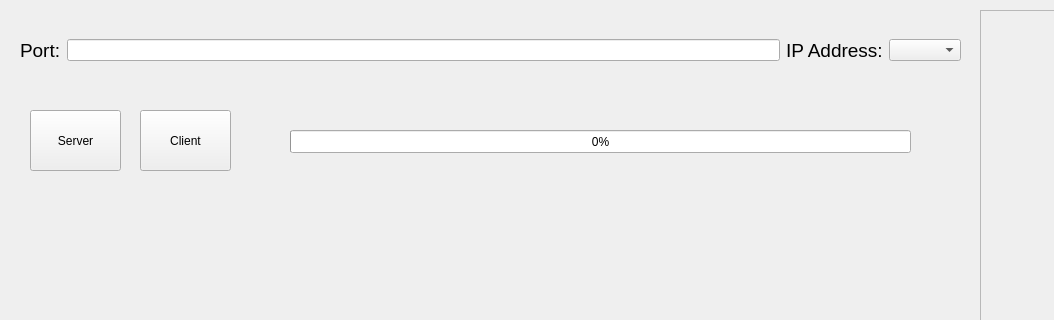
This is testgui.ui in MissSis/file-transmitter as Qt 5 draws it before an edit; both pictures show x 0 to 1054 and y 0 to 320 of the 1280 by 720 pixel window. The edited form follows.
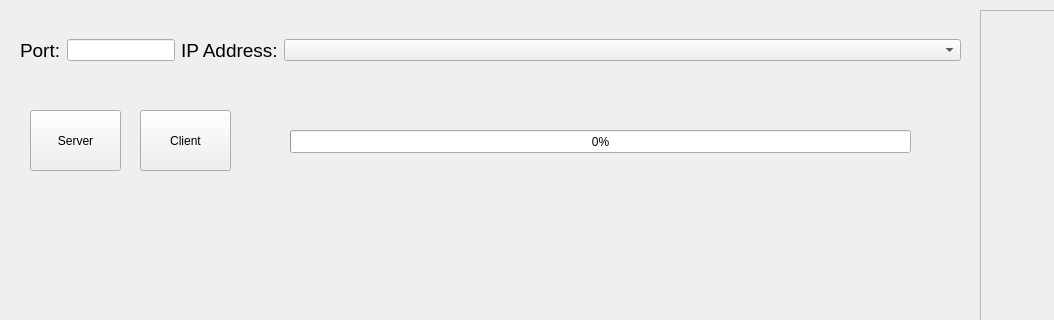
This is the edited form.

Commit message: adjust widget spacing

The edit to the form file:
```diff
--- a/testgui.ui
+++ b/testgui.ui
@@ -92,6 +92,12 @@
     <layout class="QHBoxLayout" name="horizontalLayout">
      <item>
       <widget class="QLabel" name="label">
+       <property name="sizePolicy">
+        <sizepolicy hsizetype="Fixed" vsizetype="Preferred">
+         <horstretch>0</horstretch>
+         <verstretch>0</verstretch>
+        </sizepolicy>
+       </property>
        <property name="font">
         <font>
          <pointsize>14</pointsize>
@@ -105,7 +111,7 @@
      <item>
       <widget class="QLineEdit" name="portInput">
        <property name="sizePolicy">
-        <sizepolicy hsizetype="Expanding" vsizetype="Fixed">
+        <sizepolicy hsizetype="Fixed" vsizetype="Fixed">
          <horstretch>0</horstretch>
          <verstretch>0</verstretch>
         </sizepolicy>
@@ -114,6 +120,12 @@
      </item>
      <item>
       <widget class="QLabel" name="label_2">
+       <property name="sizePolicy">
+        <sizepolicy hsizetype="Fixed" vsizetype="Preferred">
+         <horstretch>0</horstretch>
+         <verstretch>0</verstretch>
+        </sizepolicy>
+       </property>
        <property name="font">
         <font>
          <pointsize>14</pointsize>
@@ -125,7 +137,14 @@
       </widget>
      </item>
      <item>
-      <widget class="QComboBox" name="ipAddressInput"/>
+      <widget class="QComboBox" name="ipAddressInput">
+       <property name="sizePolicy">
+        <sizepolicy hsizetype="Preferred" vsizetype="Fixed">
+         <horstretch>0</horstretch>
+         <verstretch>0</verstretch>
+        </sizepolicy>
+       </property>
+      </widget>
      </item>
     </layout>
    </widget>
@@ -168,7 +187,7 @@
      <x>0</x>
      <y>0</y>
      <width>1280</width>
-     <height>21</height>
+     <height>26</height>
     </rect>
    </property>
   </widget>
```
